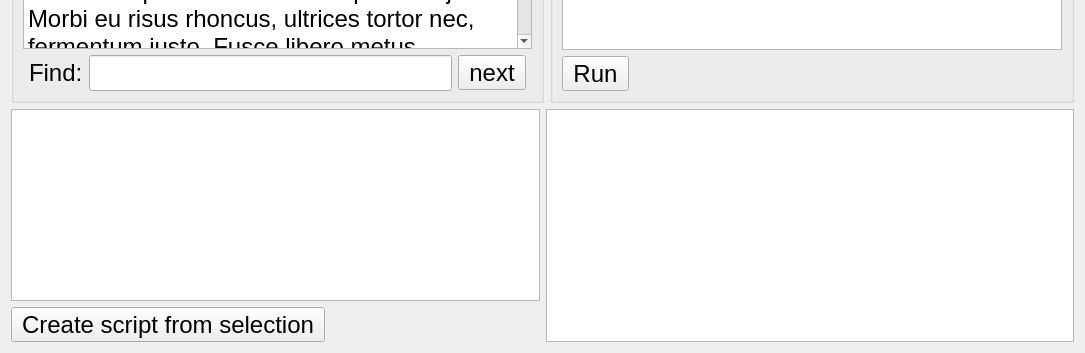
The window that src/widget.ui (KDABLabs/qtws23-script-automation) describes before a commit, drawn with Qt 5; both pictures show x 0 to 1085 and y 446 to 799 of the 1085 by 799 pixel window.
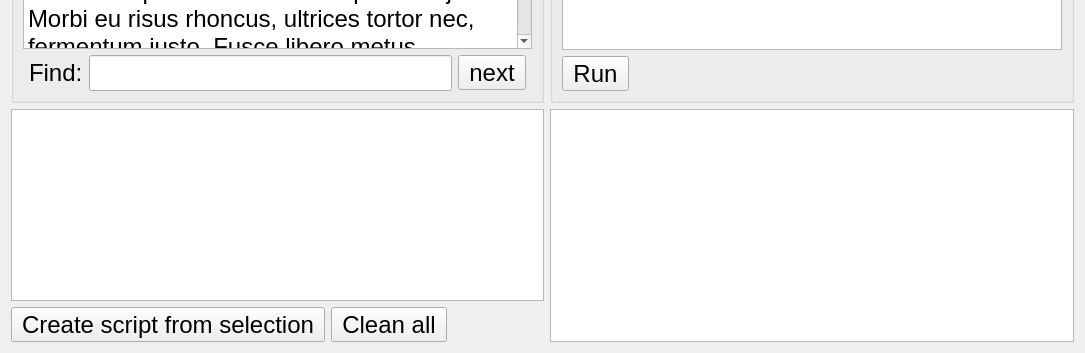
The same window after the commit.

```diff
--- a/src/widget.ui
+++ b/src/widget.ui
@@ -116,9 +116,36 @@
      </layout>
     </widget>
    </item>
-   <item row="1" column="0" colspan="2">
+   <item row="1" column="0">
     <layout class="QGridLayout" name="gridLayout_3">
-     <item row="0" column="0">
+     <item row="1" column="0">
+      <widget class="QToolButton" name="createButton">
+       <property name="text">
+        <string>Create script from selection</string>
+       </property>
+      </widget>
+     </item>
+     <item row="1" column="1">
+      <widget class="QToolButton" name="cleanButton">
+       <property name="text">
+        <string>Clean all</string>
+       </property>
+      </widget>
+     </item>
+     <item row="1" column="2">
+      <spacer name="horizontalSpacer">
+       <property name="orientation">
+        <enum>Qt::Horizontal</enum>
+       </property>
+       <property name="sizeHint" stdset="0">
+        <size>
+         <width>40</width>
+         <height>20</height>
+        </size>
+       </property>
+      </spacer>
+     </item>
+     <item row="0" column="0" colspan="3">
       <widget class="QTreeView" name="historyView">
        <property name="sizePolicy">
         <sizepolicy hsizetype="Expanding" vsizetype="Minimum">
@@ -140,10 +167,12 @@
        </property>
       </widget>
      </item>
-     <item row="0" column="1" rowspan="2">
+    </layout>
+   </item>
+   <item row="1" column="1">
       <widget class="QPlainTextEdit" name="debugView">
        <property name="sizePolicy">
-        <sizepolicy hsizetype="Expanding" vsizetype="Minimum">
+      <sizepolicy hsizetype="Preferred" vsizetype="Minimum">
          <horstretch>0</horstretch>
          <verstretch>0</verstretch>
         </sizepolicy>
@@ -152,15 +181,6 @@
         <bool>true</bool>
        </property>
       </widget>
-     </item>
-     <item row="1" column="0">
-      <widget class="QToolButton" name="createButton">
-       <property name="text">
-        <string>Create script from selection</string>
-       </property>
-      </widget>
-     </item>
-    </layout>
    </item>
   </layout>
  </widget>
```
Left out of the diff: 14 changed lines with no effect on the pictures. Lines whose indentation alone changed are shown as unchanged.
